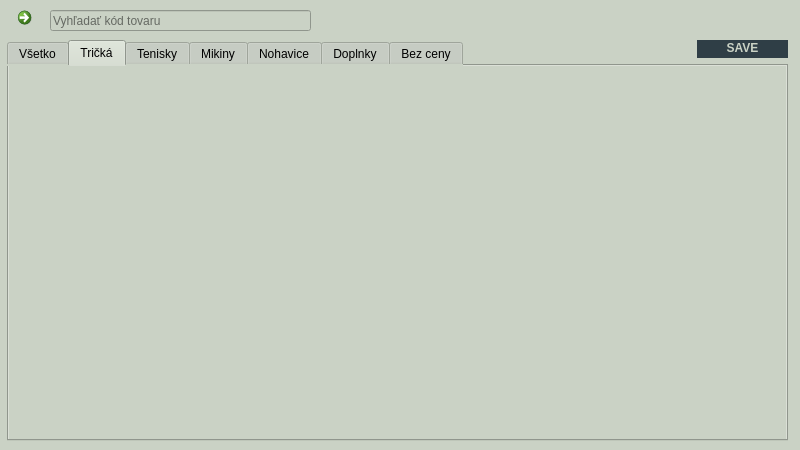
Before: the Qt Designer form source/code/main.ui in tomas-magat/camels-eshop-infosystem, drawn with Qt 5.
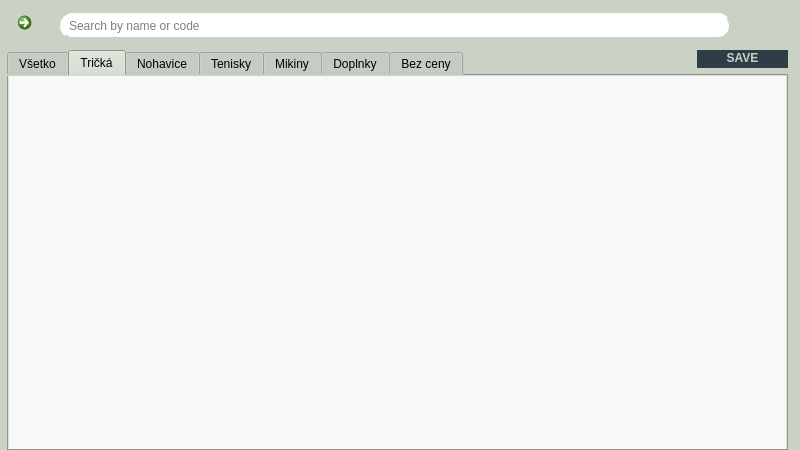
After: the same form once the commit is applied. The open tabs and pages were chosen to show the change. Icons and pictures are not drawn.

```diff
--- a/source/code/main.ui
+++ b/source/code/main.ui
@@ -1657,29 +1657,17 @@
          <property name="minimumSize">
           <size>
            <width>0</width>
-           <height>40</height>
+           <height>50</height>
           </size>
          </property>
          <property name="styleSheet">
-          <string notr="true">#n {
-	border: 1px solid #2f3e46; 
-	background-color: #2f3e46;
-	color: #cad2c5;
-}
-#sortButton:hover {
-	border-color: #354f52; 
-	background-color: #354f52;
-}
-#sortButton:pressed {
-	border-color: #354f52; 
-	background-color: #354f52;
-}</string>
+          <string notr="true"/>
          </property>
          <widget class="QCommandLinkButton" name="homeArrow3">
           <property name="geometry">
            <rect>
             <x>10</x>
-            <y>0</y>
+            <y>5</y>
             <width>41</width>
             <height>41</height>
            </rect>
@@ -1694,42 +1682,111 @@
             <normaloff>../../assets/icons/left-arrow.png</normaloff>../../assets/icons/left-arrow.png</iconset>
           </property>
          </widget>
-         <widget class="QLineEdit" name="lineEdit_6">
+         <widget class="QWidget" name="layoutWidget_4">
           <property name="geometry">
            <rect>
-            <x>50</x>
-            <y>10</y>
-            <width>261</width>
-            <height>21</height>
+            <x>60</x>
+            <y>0</y>
+            <width>731</width>
+            <height>51</height>
            </rect>
           </property>
-          <property name="placeholderText">
-           <string>Vyhľadať kód tovaru</string>
-          </property>
-         </widget>
-         <widget class="QPushButton" name="searchButton_3">
-          <property name="geometry">
-           <rect>
-            <x>320</x>
-            <y>10</y>
-            <width>25</width>
-            <height>21</height>
-           </rect>
-          </property>
-          <property name="styleSheet">
-           <string notr="true">border: none;
+          <layout class="QHBoxLayout" name="topBarLayout_3">
+           <property name="spacing">
+            <number>6</number>
+           </property>
+           <property name="topMargin">
+            <number>6</number>
+           </property>
+           <item>
+            <widget class="QGroupBox" name="searchBar_3">
+             <property name="minimumSize">
+              <size>
+               <width>60</width>
+               <height>0</height>
+              </size>
+             </property>
+             <property name="styleSheet">
+              <string notr="true">QGroupBox#searchBar_3 {border:none;}</string>
+             </property>
+             <property name="alignment">
+              <set>Qt::AlignCenter</set>
+             </property>
+             <widget class="QLineEdit" name="searchField_2">
+              <property name="geometry">
+               <rect>
+                <x>0</x>
+                <y>7</y>
+                <width>671</width>
+                <height>26</height>
+               </rect>
+              </property>
+              <property name="sizePolicy">
+               <sizepolicy hsizetype="Expanding" vsizetype="Fixed">
+                <horstretch>0</horstretch>
+                <verstretch>0</verstretch>
+               </sizepolicy>
+              </property>
+              <property name="styleSheet">
+               <string notr="true">QLineEdit { 
+    background-color: white;
+    border-style: outset;
+    border-width: 2px;
+	border-radius: 13px;
+    border-color: #cad2c5;
+	padding-left: 5px;
+}
+
+QLineEdit:hover { 
+    background-color: rgb(218, 218, 218);
+    border-style: outset;
+    border-width: 2px;
+    border-color: beige;
+}</string>
+              </property>
+              <property name="inputMethodHints">
+               <set>Qt::ImhNone</set>
+              </property>
+              <property name="text">
+               <string/>
+              </property>
+              <property name="maxLength">
+               <number>20</number>
+              </property>
+              <property name="frame">
+               <bool>true</bool>
+              </property>
+              <property name="placeholderText">
+               <string>Search by name or code</string>
+              </property>
+             </widget>
+             <widget class="QPushButton" name="searchButton_2">
+              <property name="geometry">
+               <rect>
+                <x>680</x>
+                <y>0</y>
+                <width>41</width>
+                <height>40</height>
+               </rect>
+              </property>
+              <property name="styleSheet">
+               <string notr="true">border: none;
 color: rgb(125, 125, 125);</string>
-          </property>
-          <property name="icon">
-           <iconset>
-            <normaloff>../../assets/icons/search.png</normaloff>../../assets/icons/search.png</iconset>
-          </property>
-          <property name="iconSize">
-           <size>
-            <width>40</width>
-            <height>40</height>
-           </size>
-          </property>
+              </property>
+              <property name="icon">
+               <iconset>
+                <normaloff>../../assets/icons/search.png</normaloff>../../assets/icons/search.png</iconset>
+              </property>
+              <property name="iconSize">
+               <size>
+                <width>35</width>
+                <height>35</height>
+               </size>
+              </property>
+             </widget>
+            </widget>
+           </item>
+          </layout>
          </widget>
         </widget>
        </item>
@@ -1741,6 +1798,9 @@
            <verstretch>0</verstretch>
           </sizepolicy>
          </property>
+         <property name="styleSheet">
+          <string notr="true"/>
+         </property>
          <widget class="QTabWidget" name="tabWidget_2">
           <property name="geometry">
            <rect>
@@ -2010,6 +2070,77 @@
            <attribute name="title">
             <string>Tričká</string>
            </attribute>
+           <widget class="QScrollArea" name="scrollArea_3">
+            <property name="geometry">
+             <rect>
+              <x>0</x>
+              <y>0</y>
+              <width>781</width>
+              <height>381</height>
+             </rect>
+            </property>
+            <property name="styleSheet">
+             <string notr="true">background-color: rgb(248, 248, 248);</string>
+            </property>
+            <property name="frameShape">
+             <enum>QFrame::NoFrame</enum>
+            </property>
+            <property name="frameShadow">
+             <enum>QFrame::Plain</enum>
+            </property>
+            <property name="widgetResizable">
+             <bool>true</bool>
+            </property>
+            <widget class="QWidget" name="shirtPrices">
+             <property name="geometry">
+              <rect>
+               <x>0</x>
+               <y>0</y>
+               <width>781</width>
+               <height>381</height>
+              </rect>
+             </property>
+             <layout class="QVBoxLayout" name="verticalLayout_53"/>
+            </widget>
+           </widget>
+          </widget>
+          <widget class="QWidget" name="tab_18">
+           <attribute name="title">
+            <string>Nohavice</string>
+           </attribute>
+           <widget class="QScrollArea" name="scrollArea_5">
+            <property name="geometry">
+             <rect>
+              <x>0</x>
+              <y>0</y>
+              <width>781</width>
+              <height>381</height>
+             </rect>
+            </property>
+            <property name="styleSheet">
+             <string notr="true">background-color: rgb(248, 248, 248);</string>
+            </property>
+            <property name="frameShape">
+             <enum>QFrame::NoFrame</enum>
+            </property>
+            <property name="frameShadow">
+             <enum>QFrame::Plain</enum>
+            </property>
+            <property name="widgetResizable">
+             <bool>true</bool>
+            </property>
+            <widget class="QWidget" name="pantPrices">
+             <property name="geometry">
+              <rect>
+               <x>0</x>
+               <y>0</y>
+               <width>781</width>
+               <height>381</height>
+              </rect>
+             </property>
+             <layout class="QVBoxLayout" name="verticalLayout_55"/>
+            </widget>
+           </widget>
           </widget>
           <widget class="QWidget" name="tab_16">
            <attribute name="title">
@@ -2020,11 +2151,39 @@
            <attribute name="title">
             <string>Mikiny</string>
            </attribute>
-          </widget>
-          <widget class="QWidget" name="tab_18">
-           <attribute name="title">
-            <string>Nohavice</string>
-           </attribute>
+           <widget class="QScrollArea" name="scrollArea_6">
+            <property name="geometry">
+             <rect>
+              <x>0</x>
+              <y>0</y>
+              <width>781</width>
+              <height>381</height>
+             </rect>
+            </property>
+            <property name="styleSheet">
+             <string notr="true">background-color: rgb(248, 248, 248);</string>
+            </property>
+            <property name="frameShape">
+             <enum>QFrame::NoFrame</enum>
+            </property>
+            <property name="frameShadow">
+             <enum>QFrame::Plain</enum>
+            </property>
+            <property name="widgetResizable">
+             <bool>true</bool>
+            </property>
+            <widget class="QWidget" name="hoodiePrices">
+             <property name="geometry">
+              <rect>
+               <x>0</x>
+               <y>0</y>
+               <width>781</width>
+               <height>381</height>
+              </rect>
+             </property>
+             <layout class="QVBoxLayout" name="verticalLayout_56"/>
+            </widget>
+           </widget>
           </widget>
           <widget class="QWidget" name="tab_19">
            <attribute name="title">
```
Left out of the diff: 158 changed lines with no effect on the pictures.
